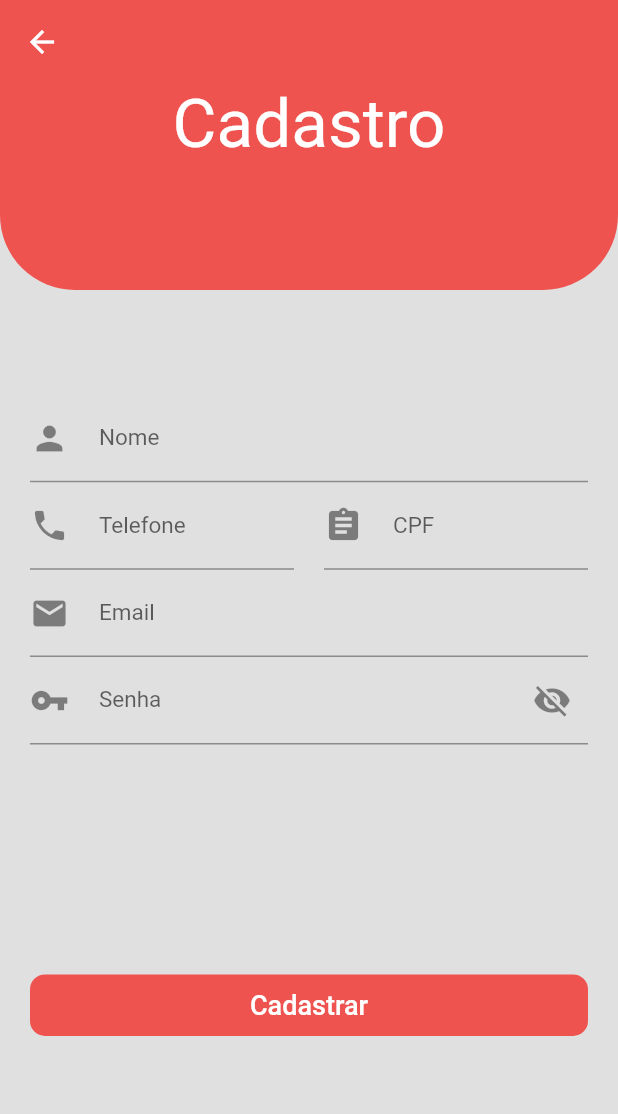
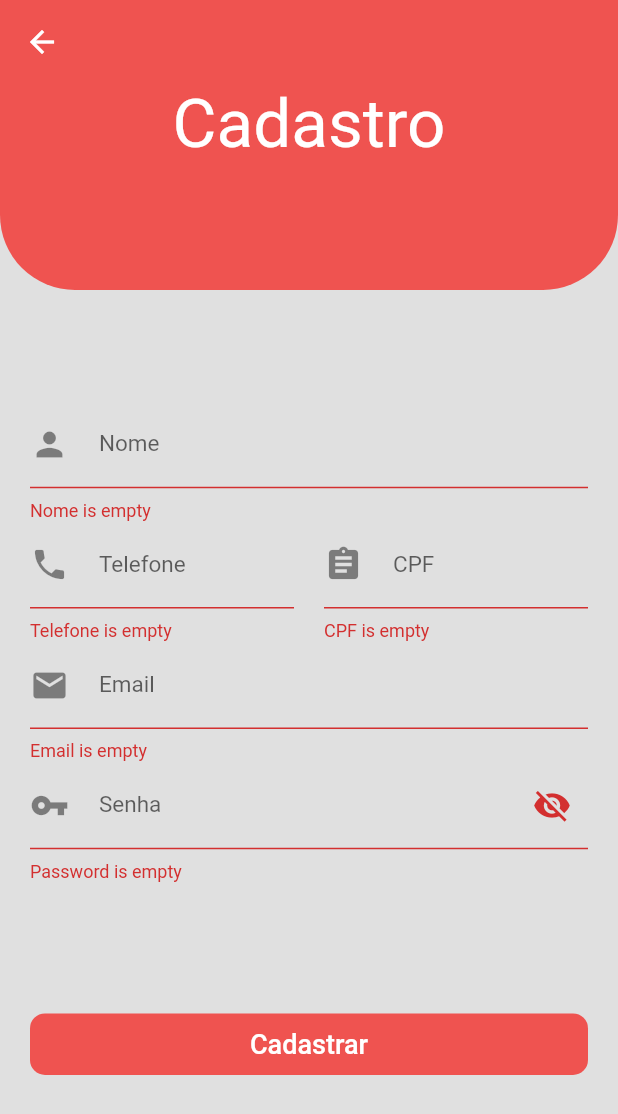
Before and after one commit to 4Ever-Bits/SOS-Brasil, a Flutter app: the SignupPage screen opened directly, after a tap on "Cadastrar", on a phone screen of 412 x 824 dp. Shown: the top 1114 px of the screen. Run offline on Flutter 3.47's test engine with Material 2 defaults, Android fonts, the phone set to English and light mode, and no system bars; drawn by our look-alikes of loading_overlay; our stand-ins replace flutter_secure_storage, mask_text_input_formatter; accounts and stored records are empty.

Commit message:
Create signup feature

```diff
--- /dev/null
+++ b/mobile/lib/controllers/user_controller.dart
@@ -0,0 +1,34 @@
+import 'dart:convert';
+import 'package:http/http.dart' as http;
+import 'package:mobile/controllers/login_controller.dart';
+import 'package:mobile/models/session.dart';
+
+class UserController {
+  static final String _baseUrl = "http://192.168.0.2:3333";
+  static final _header = {"Content-Type": "application/json"};
+
+  static Future<Session> signup(String name, String number, String cpf,
+      String email, String password) async {
+    String url = "http://192.168.0.2:3333/signup";
+
+    var header = {"Content-Type": "application/json"};
+
+    var payload = json.encode({
+      "email": email,
+      "password": password,
+      "name": name,
+      "phone": number,
+      "cpf": cpf,
+    });
+
+    var response = await http.post(url, headers: header, body: payload);
+
+    print(response.body);
+
+    if (response.statusCode == 200) {
+      return await LoginController.login(email, password);
+    } else {
+      throw Exception("Failed to load post");
+    }
+  }
+}
--- a/mobile/lib/main.dart
+++ b/mobile/lib/main.dart
@@ -1,9 +1,11 @@
 import 'package:flutter/material.dart';
 import 'package:flutter/services.dart';
+import 'package:flutter_secure_storage/flutter_secure_storage.dart';
+
 import 'package:mobile/screens/HomeScreen/home_screen.dart';
-import 'package:mobile/screens/signup_page.dart';
-import 'package:mobile/screens/login_page.dart';
-import 'package:flutter_secure_storage/flutter_secure_storage.dart';
+import 'package:mobile/screens/SignupScreen/signup_screen.dart';
+import 'package:mobile/screens/login_screen.dart';
+
 import 'package:mobile/animations/route_bottom_top.dart';
 
 // Create storage
@@ -87,8 +89,11 @@ class LandingPage extends StatelessWidget {
                     ),
                     SizedBox(height: 10),
                     FlatButton(
-                      onPressed: () {
-                        Navigator.of(context).push(createRoute(SignupPage()));
+                      onPressed: () async {
+                        dynamic response = await Navigator.of(context)
+                            .push(createRoute(SignupPage()));
+                        if (response != null && response)
+                          Navigator.of(context).popAndPushNamed("/home");
                       },
                       child: Padding(
                         padding: const EdgeInsets.symmetric(vertical: 10),
--- a/mobile/lib/screens/HomeScreen/home_screen.dart
+++ b/mobile/lib/screens/HomeScreen/home_screen.dart
@@ -34,8 +34,6 @@ class _HomePageState extends State<HomePage> {
 
   @override
   Widget build(BuildContext context) {
-    print(user.firstName);
-
     return Scaffold(
       appBar: AppBar(
         title: Text("SOS Brasil"),
@@ -61,7 +59,7 @@ class _HomePageState extends State<HomePage> {
       ),
       body: Container(
         child: Center(
-          child: Text(user.firstName == null ? "Sem Nome" : user.firstName),
+          child: Text("Home Screen"),
         ),
       ),
     );
--- /dev/null
+++ b/mobile/lib/screens/SignupScreen/signup_screen.dart
@@ -0,0 +1,188 @@
+import 'package:flutter/material.dart';
+import 'package:loading_overlay/loading_overlay.dart';
+import 'package:mask_text_input_formatter/mask_text_input_formatter.dart';
+
+import 'package:mobile/components/top_box.dart';
+import 'package:mobile/main.dart';
+import 'package:mobile/models/session.dart';
+import 'package:mobile/models/user.dart';
+import 'package:mobile/screens/SignupScreen/widgets/inputs.dart';
+import 'package:mobile/controllers/user_controller.dart';
+
+class SignupPage extends StatefulWidget {
+  SignupPage({Key key}) : super(key: key);
+
+  @override
+  _SignupPageState createState() => _SignupPageState();
+}
+
+class _SignupPageState extends State<SignupPage> {
+  final _formKey = GlobalKey<FormState>();
+
+  String _name;
+  String _email;
+  String _password;
+  String _phoneNumber;
+  String _cpf;
+
+  bool _obscureText = true;
+  bool _isLoading = false;
+
+  _onSubmit() async {
+    try {
+      bool isValid = _formKey.currentState.validate();
+
+      if (isValid) {
+        setState(() {
+          _isLoading = true;
+        });
+        _formKey.currentState.save();
+        Session session = await UserController.signup(
+            _name, _phoneNumber, _cpf, _email, _password);
+
+        storage.write(key: "token", value: session.token);
+
+        var userJson = userToJson(session.user);
+        print(userJson);
+        storage.write(key: "user", value: userJson);
+
+        Navigator.of(context).pop(true);
+      }
+    } catch (e) {
+      print(e);
+      setState(() {
+        _isLoading = false;
+      });
+    }
+  }
+
+  @override
+  Widget build(BuildContext context) {
+    return LoadingOverlay(
+      color: Colors.white60,
+      isLoading: _isLoading,
+      child: Scaffold(
+        resizeToAvoidBottomInset: false,
+        appBar: AppBar(elevation: 0),
+        body: Container(
+          child: Column(
+            mainAxisAlignment: MainAxisAlignment.spaceBetween,
+            crossAxisAlignment: CrossAxisAlignment.stretch,
+            children: <Widget>[
+              TopBox(title: "Cadastro"),
+              Container(
+                margin: EdgeInsets.only(bottom: 10),
+                child: Padding(
+                  padding: const EdgeInsets.symmetric(horizontal: 20),
+                  child: Form(
+                    key: _formKey,
+                    child: Column(
+                      children: <Widget>[
+                        buildTextFormField(
+                          "Nome",
+                          Icons.person,
+                          null,
+                          (value) {
+                            setState(() {
+                              _name = value;
+                            });
+                          },
+                        ),
+                        Row(
+                          children: <Widget>[
+                            Flexible(
+                              child: buildTextFormField(
+                                "Telefone",
+                                Icons.phone,
+                                MaskTextInputFormatter(
+                                  mask: "(##) #####-####",
+                                  filter: {
+                                    "#": RegExp(r'[0-9]'),
+                                  },
+                                ),
+                                (value) {
+                                  setState(() {
+                                    _phoneNumber = value;
+                                  });
+                                },
+                              ),
+                            ),
+                            SizedBox(width: 20),
+                            Flexible(
+                              child: buildTextFormField(
+                                "CPF",
+                                Icons.assignment,
+                                MaskTextInputFormatter(
+                                  mask: "###.###.###-##",
+                                  filter: {
+                                    "#": RegExp(r'[0-9]'),
+                                  },
+                                ),
+                                (value) {
+                                  setState(() {
+                                    _cpf = value;
+                                  });
+                                },
+                              ),
+                            ),
+                          ],
+                        ),
+                        buildTextFormField(
+                          "Email",
+                          Icons.email,
+                          null,
+                          (value) {
+                            setState(() {
+                              _email = value;
+                            });
+                          },
+                        ),
+                        buildPasswordFormField(
+                          _togglePswdVisibility,
+                          _obscureText,
+                          (value) {
+                            setState(() {
+                              _password = value;
+                            });
+                          },
+                        ),
+                      ],
+                    ),
+                  ),
+                ),
+              ),
+              // SizedBox(height: 15),
+              Padding(
+                padding: const EdgeInsets.symmetric(horizontal: 20),
+                child: FlatButton(
+                  onPressed: _onSubmit,
+                  child: Padding(
+                    padding: const EdgeInsets.all(10.0),
+                    child: Text(
+                      "Cadastrar",
+                      style: TextStyle(
+                        color: Colors.white,
+                        fontSize: 18,
+                      ),
+                    ),
+                  ),
+                  color: Theme.of(context).primaryColor,
+                  shape: RoundedRectangleBorder(
+                    borderRadius: BorderRadius.circular(10),
+                  ),
+                ),
+              ),
+              SizedBox(height: 30)
+            ],
+          ),
+        ),
+      ),
+    );
+  }
+
+  void _togglePswdVisibility() {
+    setState(() {
+      _obscureText = !_obscureText;
+    });
+  }
+}
--- /dev/null
+++ b/mobile/lib/screens/SignupScreen/widgets/inputs.dart
@@ -0,0 +1,74 @@
+import 'package:flutter/material.dart';
+import 'package:mask_text_input_formatter/mask_text_input_formatter.dart';
+
+TextFormField buildPasswordFormField(
+    [Function togglePswdVisibility,
+    bool isObscureText = false,
+    Function onSave]) {
+  return TextFormField(
+    validator: (value) {
+      if (value.isNotEmpty)
+        return null;
+      else
+        return "Password is empty";
+    },
+    onSaved: (value) {
+      onSave(value);
+    },
+    obscureText: isObscureText,
+    decoration: InputDecoration(
+      prefixIcon: Padding(
+        padding: const EdgeInsets.only(right: 20),
+        child: Icon(Icons.vpn_key, size: 26),
+      ),
+      prefixIconConstraints: BoxConstraints(
+        minWidth: 32,
+        minHeight: 32,
+      ),
+      suffixIcon: Padding(
+        padding: const EdgeInsets.only(left: 20),
+        child: IconButton(
+          onPressed: () {
+            togglePswdVisibility();
+          },
+          icon: Icon(isObscureText ? Icons.visibility_off : Icons.visibility,
+              size: 26),
+        ),
+      ),
+      suffixIconConstraints: BoxConstraints(
+        minWidth: 32,
+        minHeight: 32,
+      ),
+      labelText: "Senha",
+      labelStyle: TextStyle(fontSize: 15),
+    ),
+  );
+}
+
+TextFormField buildTextFormField(String text, IconData icon,
+    [MaskTextInputFormatter formatter, Function onSave]) {
+  return TextFormField(
+    validator: (value) {
+      if (value.isNotEmpty)
+        return null;
+      else
+        return "$text is empty";
+    },
+    onSaved: (value) {
+      onSave(value);
+    },
+    inputFormatters: formatter != null ? [formatter] : null,
+    decoration: InputDecoration(
+      prefixIcon: Padding(
+        padding: const EdgeInsets.only(right: 20),
+        child: Icon(icon, size: 26),
+      ),
+      prefixIconConstraints: BoxConstraints(
+        minWidth: 32,
+        minHeight: 32,
+      ),
+      labelText: text,
+      labelStyle: TextStyle(fontSize: 15),
+    ),
+  );
+}
--- a/mobile/lib/screens/signup_page.dart
+++ /dev/null
@@ -1,187 +0,0 @@
-import 'package:flutter/material.dart';
-import 'package:mobile/components/top_box.dart';
-import 'package:mask_text_input_formatter/mask_text_input_formatter.dart';
-
-class SignupPage extends StatefulWidget {
-  SignupPage({Key key}) : super(key: key);
-
-  @override
-  _SignupPageState createState() => _SignupPageState();
-}
-
-class _SignupPageState extends State<SignupPage> {
-  final _formKey = GlobalKey<FormState>();
-
-  bool _obscureText = true;
-
-  @override
-  Widget build(BuildContext context) {
-    return Scaffold(
-        resizeToAvoidBottomInset: false,
-        appBar: AppBar(
-          elevation: 0,
-        ),
-        body: Container(
-          child: Column(
-            mainAxisAlignment: MainAxisAlignment.spaceBetween,
-            crossAxisAlignment: CrossAxisAlignment.stretch,
-            children: <Widget>[
-              TopBox(
-                title: "Cadastro",
-              ),
-              Padding(
-                padding: const EdgeInsets.symmetric(horizontal: 20),
-                child: Form(
-                  key: _formKey,
-                  child: Column(
-                    children: <Widget>[
-                      TextFormField(
-                        decoration: InputDecoration(
-                          prefixIcon: Padding(
-                            padding: const EdgeInsets.only(right: 20),
-                            child: Icon(Icons.person, size: 26),
-                          ),
-                          prefixIconConstraints: BoxConstraints(
-                            minWidth: 32,
-                            minHeight: 32,
-                          ),
-                          labelText: "Nome",
-                          labelStyle: TextStyle(fontSize: 15),
-                        ),
-                      ),
-                      Row(
-                        children: <Widget>[
-                          Flexible(
-                            child: TextField(
-                              inputFormatters: [
-                                MaskTextInputFormatter(
-                                  mask: "(##) #####-####",
-                                  filter: {
-                                    "#": RegExp(r'[0-9]'),
-                                  },
-                                )
-                              ],
-                              decoration: InputDecoration(
-                                prefixIcon: Padding(
-                                  padding: const EdgeInsets.only(right: 20),
-                                  child: Icon(Icons.phone, size: 26),
-                                ),
-                                prefixIconConstraints: BoxConstraints(
-                                  minWidth: 32,
-                                  minHeight: 32,
-                                ),
-                                labelText: "Telefone",
-                                labelStyle: TextStyle(fontSize: 15),
-                              ),
-                            ),
-                          ),
-                          SizedBox(width: 20),
-                          Flexible(
-                            child: TextField(
-                              inputFormatters: [
-                                MaskTextInputFormatter(
-                                  mask: "###.###.###-##",
-                                  filter: {
-                                    "#": RegExp(r'[0-9]'),
-                                  },
-                                )
-                              ],
-                              decoration: InputDecoration(
-                                prefixIcon: Padding(
-                                  padding: const EdgeInsets.only(right: 20),
-                                  child: Icon(Icons.assignment, size: 26),
-                                ),
-                                prefixIconConstraints: BoxConstraints(
-                                  minWidth: 32,
-                                  minHeight: 32,
-                                ),
-                                labelText: "CPF",
-                                labelStyle: TextStyle(fontSize: 15),
-                              ),
-                            ),
-                          ),
-                        ],
-                      ),
-                      TextFormField(
-                        decoration: InputDecoration(
-                          prefixIcon: Padding(
-                            padding: const EdgeInsets.only(right: 20),
-                            child: Icon(Icons.email, size: 26),
-                          ),
-                          prefixIconConstraints: BoxConstraints(
-                            minWidth: 32,
-                            minHeight: 32,
-                          ),
-                          labelText: "Email",
-                          labelStyle: TextStyle(fontSize: 15),
-                        ),
-                      ),
-                      TextFormField(
-                        obscureText: _obscureText,
-                        decoration: InputDecoration(
-                          prefixIcon: Padding(
-                            padding: const EdgeInsets.only(right: 20),
-                            child: Icon(Icons.vpn_key, size: 26),
-                          ),
-                          prefixIconConstraints: BoxConstraints(
-                            minWidth: 32,
-                            minHeight: 32,
-                          ),
-                          suffixIcon: Padding(
-                            padding: const EdgeInsets.only(left: 20),
-                            child: IconButton(
-                              onPressed: () {
-                                _togglePswdVisibility();
-                              },
-                              icon: Icon(
-                                  _obscureText
-                                      ? Icons.visibility_off
-                                      : Icons.visibility,
-                                  size: 26),
-                            ),
-                          ),
-                          suffixIconConstraints: BoxConstraints(
-                            minWidth: 32,
-                            minHeight: 32,
-                          ),
-                          labelText: "Senha",
-                          labelStyle: TextStyle(fontSize: 15),
-                        ),
-                      ),
-                    ],
-                  ),
-                ),
-              ),
-              SizedBox(height: 10),
-              Padding(
-                padding: const EdgeInsets.symmetric(horizontal: 20),
-                child: FlatButton(
-                  onPressed: () {},
-                  child: Padding(
-                    padding: const EdgeInsets.all(10.0),
-                    child: Text(
-                      "Cadastrar",
-                      style: TextStyle(
-                        color: Colors.white,
-                        fontSize: 18,
-                      ),
-                    ),
-                  ),
-                  color: Theme.of(context).primaryColor,
-                  shape: RoundedRectangleBorder(
-                    borderRadius: BorderRadius.circular(10),
-                  ),
-                ),
-              ),
-              SizedBox(height: 60)
-            ],
-          ),
-        ));
-  }
-
-  void _togglePswdVisibility() {
-    setState(() {
-      _obscureText = !_obscureText;
-    });
-  }
-}
```
Also changed, not shown: mobile/lib/screens/login_screen.dart (renamed from mobile/lib/screens/login_page.dart).
